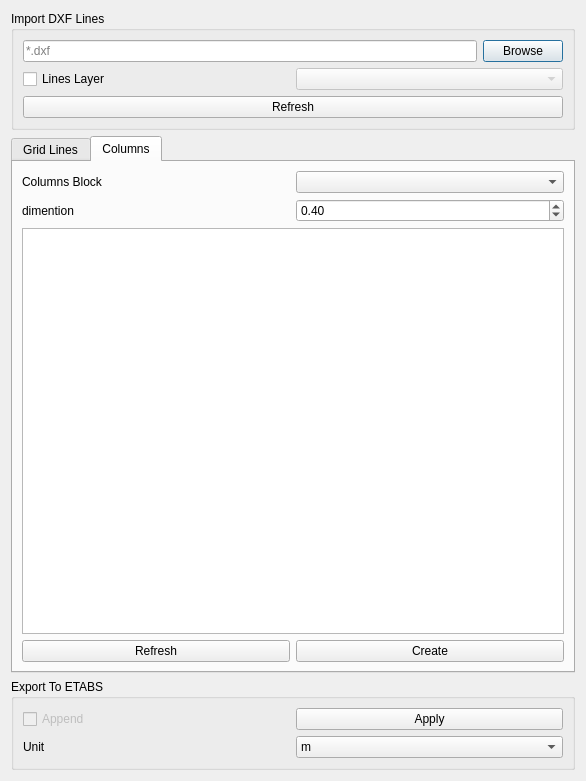
ebrahimraeyat/civilTools, file widgets/define/create_axes_from_dxf.ui: the form before one commit.
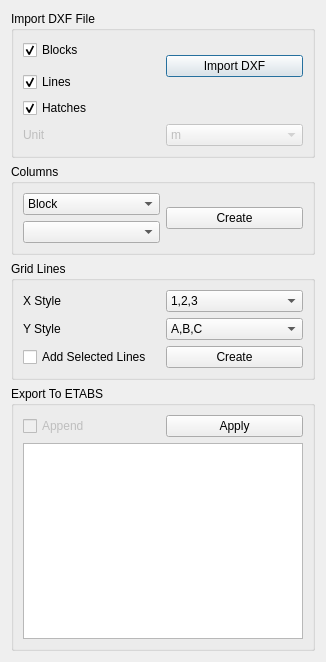
The form after the commit. The open tabs and pages were chosen to show the change. Icons and pictures are not drawn.

Commit message: Create columns from blocks and polylines

Patch:
```diff
--- a/widgets/define/create_axes_from_dxf.ui
+++ b/widgets/define/create_axes_from_dxf.ui
@@ -6,8 +6,8 @@
    <rect>
     <x>0</x>
     <y>0</y>
-    <width>586</width>
-    <height>781</height>
+    <width>326</width>
+    <height>662</height>
    </rect>
   </property>
   <property name="windowTitle">
@@ -24,65 +24,136 @@
       <string notr="true"/>
      </property>
      <property name="title">
-      <string>Import DXF Lines</string>
+      <string>Import DXF File</string>
      </property>
      <property name="flat">
       <bool>false</bool>
      </property>
-     <layout class="QVBoxLayout" name="verticalLayout">
-      <item>
-       <layout class="QHBoxLayout" name="horizontalLayout">
-        <item>
-         <widget class="QLineEdit" name="filename">
-          <property name="inputMask">
-           <string/>
+     <layout class="QGridLayout" name="gridLayout_4">
+      <item row="3" column="1">
+       <widget class="QCheckBox" name="hatches">
+        <property name="enabled">
+         <bool>true</bool>
           </property>
           <property name="text">
-           <string/>
-          </property>
-          <property name="placeholderText">
-           <string>*.dxf</string>
+         <string>Hatches</string>
+        </property>
+        <property name="checked">
+         <bool>true</bool>
           </property>
          </widget>
         </item>
-        <item>
+      <item row="2" column="1">
+       <widget class="QCheckBox" name="lines">
+        <property name="text">
+         <string>Lines</string>
+        </property>
+        <property name="checked">
+         <bool>true</bool>
+        </property>
+       </widget>
+      </item>
+      <item row="0" column="1">
+       <widget class="QCheckBox" name="blocks">
+        <property name="text">
+         <string>Blocks</string>
+        </property>
+        <property name="checked">
+         <bool>true</bool>
+        </property>
+       </widget>
+      </item>
+      <item row="0" column="2" rowspan="3">
          <widget class="QPushButton" name="browse">
           <property name="text">
-           <string>Browse</string>
-          </property>
-         </widget>
-        </item>
-       </layout>
-      </item>
+         <string>Import DXF</string>
+        </property>
+        <property name="icon">
+         <iconset resource="../../civiltools.qrc">
+          <normaloff>:/civiltools/images/dxf.svg</normaloff>:/civiltools/images/dxf.svg</iconset>
+        </property>
+        <property name="iconSize">
+         <size>
+          <width>40</width>
+          <height>40</height>
+         </size>
+        </property>
+       </widget>
+      </item>
+      <item row="4" column="1" colspan="2">
+       <layout class="QHBoxLayout" name="horizontalLayout_2">
       <item>
-       <layout class="QHBoxLayout" name="horizontalLayout_3">
-        <item>
-         <widget class="QCheckBox" name="layer_checkbox">
+         <widget class="QLabel" name="label">
           <property name="enabled">
-           <bool>true</bool>
+           <bool>false</bool>
           </property>
           <property name="text">
-           <string>Lines Layer</string>
+           <string>Unit</string>
           </property>
-          <property name="checked">
-           <bool>false</bool>
-          </property>
          </widget>
         </item>
         <item>
-         <widget class="QComboBox" name="layer_combobox">
+         <widget class="QComboBox" name="unit">
           <property name="enabled">
            <bool>false</bool>
           </property>
+          <item>
+           <property name="text">
+            <string>m</string>
+           </property>
+          </item>
+          <item>
+           <property name="text">
+            <string>cm</string>
+           </property>
+          </item>
+          <item>
+           <property name="text">
+            <string>mm</string>
+           </property>
+          </item>
          </widget>
         </item>
        </layout>
       </item>
+     </layout>
+    </widget>
+   </item>
       <item>
-       <widget class="QPushButton" name="refresh">
+    <widget class="QGroupBox" name="groupBox_2">
+     <property name="title">
+      <string>Columns</string>
+     </property>
+     <layout class="QGridLayout" name="gridLayout">
+      <item row="0" column="0">
+       <widget class="QComboBox" name="columns_from">
+        <property name="enabled">
+         <bool>true</bool>
+        </property>
+        <item>
         <property name="text">
-         <string>Refresh</string>
-        </property>
+          <string>Block</string>
+         </property>
+        </item>
+        <item>
+         <property name="text">
+          <string>Hatch</string>
+         </property>
+        </item>
+       </widget>
+      </item>
+      <item row="1" column="0">
+       <widget class="QComboBox" name="column_names">
+        <property name="enabled">
+         <bool>true</bool>
+        </property>
+       </widget>
+      </item>
+      <item row="0" column="1" rowspan="2">
+       <widget class="QPushButton" name="create_columns">
+        <property name="text">
+         <string>Create</string>
+        </property>
         <property name="icon">
          <iconset resource="../../civiltools.qrc">
           <normaloff>:/civiltools/images/automatic.svg</normaloff>:/civiltools/images/automatic.svg</iconset>
@@ -99,43 +170,11 @@
     </widget>
    </item>
    <item>
-    <widget class="QTabWidget" name="tabWidget">
-     <property name="currentIndex">
-      <number>0</number>
-     </property>
-     <widget class="QWidget" name="tab">
-      <attribute name="title">
+    <widget class="QGroupBox" name="groupBox_4">
+     <property name="title">
        <string>Grid Lines</string>
-      </attribute>
+     </property>
       <layout class="QGridLayout" name="gridLayout_2">
-       <item row="0" column="0">
-        <widget class="QLabel" name="label_2">
-         <property name="text">
-          <string>X Style</string>
-         </property>
-        </widget>
-       </item>
-       <item row="0" column="1">
-        <widget class="QComboBox" name="x_style_numbering">
-         <item>
-          <property name="text">
-           <string>1,2,3</string>
-          </property>
-         </item>
-         <item>
-          <property name="text">
-           <string>A,B,C</string>
-          </property>
-         </item>
-        </widget>
-       </item>
-       <item row="1" column="0">
-        <widget class="QLabel" name="label_3">
-         <property name="text">
-          <string>Y Style</string>
-         </property>
-        </widget>
-       </item>
        <item row="1" column="1">
         <widget class="QComboBox" name="y_style_numbering">
          <property name="currentIndex">
@@ -153,10 +192,38 @@
          </item>
         </widget>
        </item>
+      <item row="1" column="0">
+       <widget class="QLabel" name="label_3">
+        <property name="text">
+         <string>Y Style</string>
+        </property>
+       </widget>
+      </item>
+      <item row="0" column="1">
+       <widget class="QComboBox" name="x_style_numbering">
+        <item>
+         <property name="text">
+          <string>1,2,3</string>
+         </property>
+        </item>
+        <item>
+         <property name="text">
+          <string>A,B,C</string>
+         </property>
+        </item>
+       </widget>
+      </item>
+      <item row="0" column="0">
+       <widget class="QLabel" name="label_2">
+        <property name="text">
+         <string>X Style</string>
+        </property>
+       </widget>
+      </item>
        <item row="2" column="0">
         <widget class="QCheckBox" name="selections">
          <property name="text">
-          <string>Selections</string>
+         <string>Add Selected Lines</string>
          </property>
         </widget>
        </item>
@@ -179,82 +246,6 @@
        </item>
       </layout>
      </widget>
-     <widget class="QWidget" name="tab_2">
-      <attribute name="title">
-       <string>Columns</string>
-      </attribute>
-      <layout class="QGridLayout" name="gridLayout">
-       <item row="0" column="0">
-        <widget class="QLabel" name="label_4">
-         <property name="text">
-          <string>Columns Block</string>
-         </property>
-        </widget>
-       </item>
-       <item row="0" column="1">
-        <widget class="QComboBox" name="column_block">
-         <property name="enabled">
-          <bool>true</bool>
-         </property>
-        </widget>
-       </item>
-       <item row="1" column="0">
-        <widget class="QLabel" name="label_5">
-         <property name="text">
-          <string>dimention</string>
-         </property>
-        </widget>
-       </item>
-       <item row="1" column="1">
-        <widget class="QDoubleSpinBox" name="col_size">
-         <property name="maximum">
-          <double>1000.000000000000000</double>
-         </property>
-         <property name="value">
-          <double>0.400000000000000</double>
-         </property>
-        </widget>
-       </item>
-       <item row="2" column="0" colspan="2">
-        <widget class="QListWidget" name="levels_list"/>
-       </item>
-       <item row="3" column="0">
-        <widget class="QPushButton" name="refresh_levels">
-         <property name="text">
-          <string>Refresh</string>
-         </property>
-         <property name="icon">
-          <iconset resource="../../civiltools.qrc">
-           <normaloff>:/civiltools/images/automatic.svg</normaloff>:/civiltools/images/automatic.svg</iconset>
-         </property>
-         <property name="iconSize">
-          <size>
-           <width>40</width>
-           <height>40</height>
-          </size>
-         </property>
-        </widget>
-       </item>
-       <item row="3" column="1">
-        <widget class="QPushButton" name="create_columns">
-         <property name="text">
-          <string>Create</string>
-         </property>
-         <property name="icon">
-          <iconset resource="../../civiltools.qrc">
-           <normaloff>:/civiltools/images/create_frame_sections.svg</normaloff>:/civiltools/images/create_frame_sections.svg</iconset>
-         </property>
-         <property name="iconSize">
-          <size>
-           <width>40</width>
-           <height>40</height>
-          </size>
-         </property>
-        </widget>
-       </item>
-      </layout>
-     </widget>
-    </widget>
    </item>
    <item>
     <widget class="QGroupBox" name="groupBox_3">
@@ -290,34 +281,7 @@
        </widget>
       </item>
       <item row="1" column="0" colspan="2">
-       <layout class="QHBoxLayout" name="horizontalLayout_2">
-        <item>
-         <widget class="QLabel" name="label">
-          <property name="text">
-           <string>Unit</string>
-          </property>
-         </widget>
-        </item>
-        <item>
-         <widget class="QComboBox" name="unit">
-          <item>
-           <property name="text">
-            <string>m</string>
-           </property>
-          </item>
-          <item>
-           <property name="text">
-            <string>cm</string>
-           </property>
-          </item>
-          <item>
-           <property name="text">
-            <string>mm</string>
-           </property>
-          </item>
-         </widget>
-        </item>
-       </layout>
+       <widget class="QListWidget" name="levels_list"/>
       </item>
      </layout>
     </widget>
```
Left out of the diff: 2 changed lines with no effect on the pictures. Lines whose indentation alone changed are shown as unchanged. The commit also changes 5 other files.
